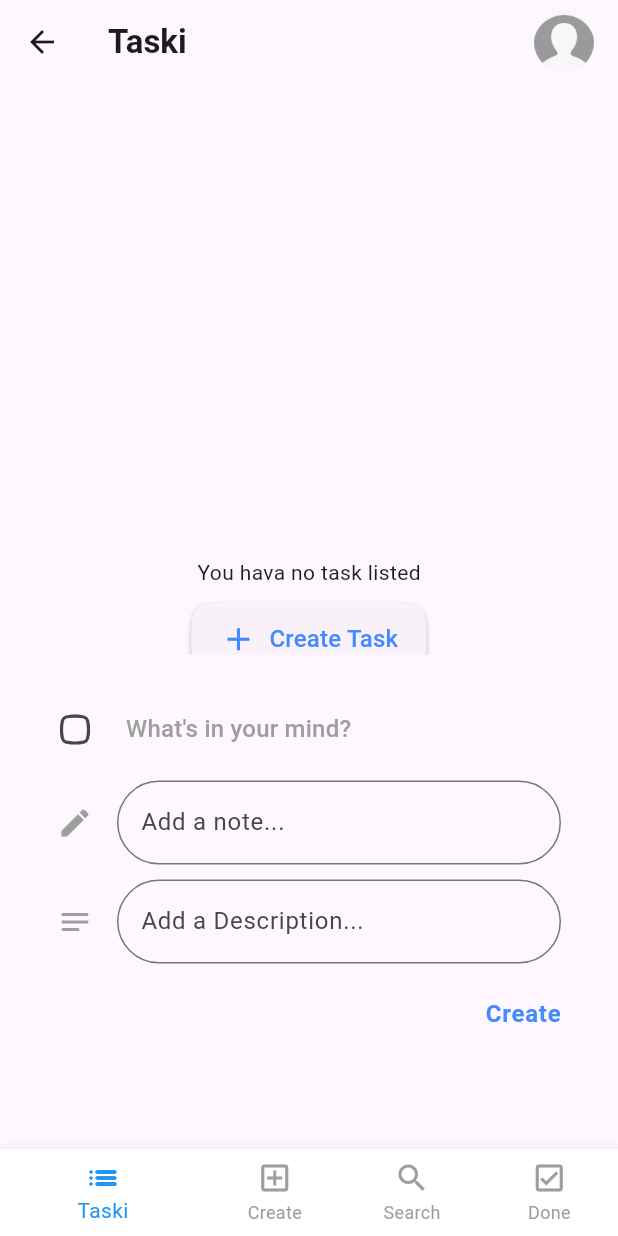
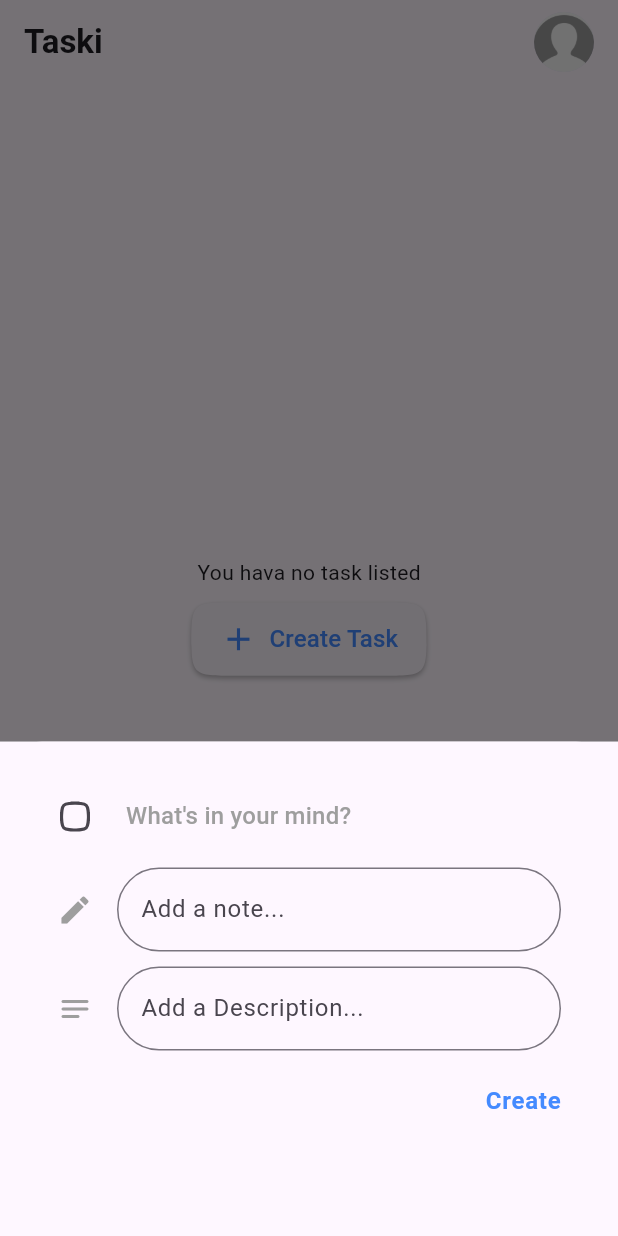
Before and after one commit to R0nald0/Taski, a Flutter app: the screen it shows after launch, scrolled down 86 dp, after a tap on "Create Task", on a phone screen of 412 x 824 dp. Run offline on Flutter 3.47's test engine with Material 3 defaults, Android fonts, the phone set to English and light mode, and no system bars; our stand-ins replace bloc, equatable, flutter_bloc, image_picker, shared_preferences, sqflite; missing offline and left inert: validatorless; accounts and stored records are empty.

```diff
--- a/lib/app/presenter/home_page.dart
+++ b/lib/app/presenter/home_page.dart
@@ -2,10 +2,13 @@ import 'package:flutter/material.dart';
 import 'package:flutter_bloc/flutter_bloc.dart';
 import 'package:provider/provider.dart';
 import 'package:taski_todo/app/core/mixins/baseStateTaski_loader.dart';
+import 'package:taski_todo/app/presenter/page_controller.dart';
+import 'package:taski_todo/app/presenter/page_state.dart';
 import 'package:taski_todo/app/presenter/pages/create_page/create_todo_page.dart';
 import 'package:taski_todo/app/presenter/pages/done_todo_page/done_todo_page.dart';
 import 'package:taski_todo/app/presenter/pages/search_page/Search_page.dart';
 import 'package:taski_todo/app/presenter/pages/search_page/bloc/search_page_controller.dart';
+import 'package:taski_todo/app/presenter/pages/todo_page/bloc/task_state.dart';
 import 'package:taski_todo/app/presenter/pages/todo_page/task_controller.dart';
 import 'package:taski_todo/app/presenter/pages/todo_page/todo_page.dart';
 import 'package:taski_todo/app/presenter/pages/user_page/user_bloc/user_controller.dart';
@@ -20,20 +23,22 @@ class HomePage extends StatefulWidget {
 }
 
 class _HomePageState extends BaseStateTaski<HomePage> {
-  var indice = 0;
   final pageController = PageController();
-  late UserController controller;
+  late UserController userController;
+  late PageStateController pageStateController;
 
   @override
   onReady() {
-     controller = context.read<UserController>();
-     controller.findUser();
+
+    userController = context.read<UserController>();
+    userController.findUser();
 
     return super.onReady();
   }
 
   @override
   Widget build(BuildContext context) {
+    pageStateController = context.read<PageStateController>();
     final navigator = Navigator.of(context);
     return Scaffold(
       appBar: AppBar(
@@ -47,15 +52,12 @@ class _HomePageState extends BaseStateTaski<HomePage> {
             BlocConsumer<UserController, UserState>(
               listener: (context, state) {
                 switch (state.status) {
-                  case UserStatus.erro:{
-                     ScaffoldMessenger.of(context).showSnackBar(
-                      SnackBar(content: Text("Erro ao buscar dados do usuarios"))
-                     );
+                  case UserStatus.success:
+                    {
+                      state.user != null && state.user!.name.isNotEmpty
+                          ? state.user!.name
+                          : "User";
                     }
-                  case UserStatus.success:{
-                     state.user != null  && state.user!.name.isNotEmpty ? state.user!.name : "User" ;
-                  }
-
                     break;
                   default:
                 }
@@ -73,8 +75,11 @@ class _HomePageState extends BaseStateTaski<HomePage> {
           ],
         ),
       ),
-      bottomNavigationBar: BottomNavigationBar(
-          currentIndex: indice,
+      bottomNavigationBar: BlocBuilder<PageStateController, PageState>(
+
+        builder: (context, state) {
+          return BottomNavigationBar(
+          currentIndex: state.index,
           backgroundColor: Colors.blueGrey,
           showUnselectedLabels: true,
           showSelectedLabels: true,
@@ -82,37 +87,45 @@ class _HomePageState extends BaseStateTaski<HomePage> {
           selectedItemColor: Colors.blue,
           enableFeedback: true,
           onTap: (index) {
-            setState(() {
-              indice = index;
+
             pageController.jumpToPage(index);
-            });
+            pageStateController.next(index);
+
           },
           items: [
             BottomNavigationBarItem(
               backgroundColor: Colors.white,
               icon: Icon(Icons.list_rounded),
-                label: 'Taski',),
+              label: 'Taski',
+            ),
             BottomNavigationBarItem(
                 icon: Icon(Icons.add_box_outlined), label: 'Create'),
             BottomNavigationBarItem(icon: Icon(Icons.search), label: 'Search'),
             BottomNavigationBarItem(
                 icon: Icon(Icons.check_box_outlined), label: 'Done'),
-          ],),
-      body: PageView(
+          ],
+        );
+        },
+      ),
+      body: BlocBuilder<PageStateController, PageState>(
+        builder: (context, indexState) {
+          return PageView(
             controller: pageController,
             onPageChanged: (index) {
-          setState(() {
-            indice = index;
-          });
+              pageStateController.next(index);
             },
             children: [
               BlocProvider(
-            create: (context) => TaskController(taskRepository: context.read()),
-            child:TodoPage() ,
+                create: (context) =>
+                    TaskController(taskRepository: context.read()),
+                child: TodoPage(),
               ),
               BlocProvider(
-            create: (context) => TaskController(taskRepository: context.read()),
-            child: CreateTodoPage(),
+                create: (context) =>
+                    TaskController(taskRepository: context.read()),
+                child: CreateTodoPage(
+                  controller: context.read(),
+                ),
               ),
               BlocProvider(
                 create: (context) =>
@@ -120,10 +133,13 @@ class _HomePageState extends BaseStateTaski<HomePage> {
                 child: SearchPage(),
               ),
               BlocProvider(
-            create: (context) => TaskController(taskRepository: context.read()),
+                create: (context) =>
+                    TaskController(taskRepository: context.read()),
                 child: DoneTodoPage(),
               ),
             ],
+          );
+        },
       ),
     );
   }
--- /dev/null
+++ b/lib/app/presenter/page_controller.dart
@@ -0,0 +1,11 @@
+
+import 'package:flutter_bloc/flutter_bloc.dart';
+import 'package:taski_todo/app/presenter/page_state.dart';
+
+class PageStateController extends Cubit<PageState>{
+  PageStateController():super(PageState.initial());
+
+  void next( int index) {
+     emit(state.copyWith( index: index,status: PageStatus.next ));
+  }
+}
--- /dev/null
+++ b/lib/app/presenter/page_state.dart
@@ -0,0 +1,27 @@
+enum PageStatus{
+  initial,next;
+}
+class PageState {
+  final int index;
+   final PageStatus status;
+
+  PageState.initial():index = 0,status = PageStatus.initial;
+
+      PageState({
+    required this.index,
+    required this.status
+  });
+
+
+
+
+  PageState copyWith({
+    int? index,
+    PageStatus? status
+  }) {
+    return PageState(
+          index: index ?? this.index,
+      status: status ?? this.status
+    );
+  }
+}
--- a/lib/app/presenter/pages/create_page/bottom_sheet_create_task.dart
+++ b/lib/app/presenter/pages/create_page/bottom_sheet_create_task.dart
@@ -1,16 +1,19 @@
 import 'package:flutter/material.dart';
 import 'package:taski_todo/app/presenter/commons/extensions.dart';
 import 'package:taski_todo/app/presenter/pages/create_page/create_todo_page.dart';
+import 'package:taski_todo/app/presenter/pages/todo_page/task_controller.dart';
 
-void modalBottomSheetCreateTask(BuildContext context){
-   showBottomSheet(
+void modalBottomSheetCreateTask(BuildContext context,TaskController controller){
 
+   showModalBottomSheet(
+    elevation: 30,
     context: context,
-   builder: (context) {
-     return SizedBox(
+   builder: (modalContaxt) {
+     return Container(
+         color: Colors.grey,
          width: double.infinity,
-         height: context.height() *0.4,
-         child: CreateTodoPage()
+         height: modalContaxt.height() *0.4,
+         child: CreateTodoPage(controller: controller,)
      );
    });
 }
--- a/lib/app/presenter/pages/create_page/create_todo_page.dart
+++ b/lib/app/presenter/pages/create_page/create_todo_page.dart
@@ -3,12 +3,16 @@ import 'package:flutter_bloc/flutter_bloc.dart';
 import 'package:taski_todo/app/core/mixins/baseStateTaski_loader.dart';
 import 'package:taski_todo/app/domain/model/task.dart';
 import 'package:taski_todo/app/presenter/commons/extensions.dart';
+import 'package:taski_todo/app/presenter/page_controller.dart';
 import 'package:taski_todo/app/presenter/pages/todo_page/bloc/task_state.dart';
 import 'package:taski_todo/app/presenter/pages/todo_page/task_controller.dart';
 import 'package:validatorless/validatorless.dart';
 
 class CreateTodoPage extends StatefulWidget {
-  const CreateTodoPage({super.key});
+  final TaskController _controller;
+
+  const CreateTodoPage({super.key, required TaskController controller})
+      : _controller = controller;
 
   @override
   State<CreateTodoPage> createState() => _CreateTodoPageState();
@@ -18,14 +22,11 @@ class _CreateTodoPageState extends BaseStateTaski<CreateTodoPage> {
   final _formKey = GlobalKey<FormState>();
   final _titleTaskEC = TextEditingController();
   final _descriptionTaskEC = TextEditingController();
-  late TaskController controller;
 
   @override
   onReady() {
-     controller = context.read<TaskController>();
     return super.onReady();
   }
-
 
   @override
   void dispose() {
@@ -34,26 +35,31 @@ class _CreateTodoPageState extends BaseStateTaski<CreateTodoPage> {
     super.dispose();
   }
 
-
   @override
   Widget build(BuildContext context) {
-
-
+    final pageController = context.read<PageStateController>();
     return Scaffold(
       body: BlocListener<TaskController, TasksState>(
         listener: (context, state) {
           switch (state.state) {
-                 case TaskStatus.loading:{
+            case TaskStatus.loaded:{
+                hideLoader();
+                pageController.next(0);
+              }
+            case TaskStatus.loading:
+              {
                 showLoader();
                 return;
               }
-                 case TaskStatus.erro:{
-                    ScaffoldMessenger.of(context).showSnackBar(SnackBar(
-                          content: Text(state.erro ?? "Erro desconhecido")));
+
+            case TaskStatus.erro:
+              {
+                ScaffoldMessenger.of(context).showSnackBar(
+                    SnackBar(content: Text(state.erro ?? "Erro desconhecido")));
                 return;
               }
-                 case _:hideLoader();
-
+            case _:
+              hideLoader();
           }
         },
         child: Padding(
@@ -72,7 +78,8 @@ class _CreateTodoPageState extends BaseStateTaski<CreateTodoPage> {
                           value: false,
                           splashRadius: 50,
                           shape: ContinuousRectangleBorder(
-                              side: BorderSide(color: const Color.fromARGB(255, 96, 98, 102)),
+                            side: BorderSide(
+                                color: const Color.fromARGB(255, 96, 98, 102)),
                             borderRadius: BorderRadius.circular(12),
                           ),
                           onChanged: (value) {}),
@@ -94,7 +101,7 @@ class _CreateTodoPageState extends BaseStateTaski<CreateTodoPage> {
                       keyboardType: TextInputType.text,
                       validator: Validatorless.multiple([
                         Validatorless.min(
-                              5, "O campo precisar ter no mínimo 5 caractres"),
+                            5, "O campo precisar ter no mínimo 5 caracteres"),
                         Validatorless.required("Campo requerido")
                       ]),
                       decoration: InputDecoration(
@@ -114,8 +121,8 @@ class _CreateTodoPageState extends BaseStateTaski<CreateTodoPage> {
                       controller: _descriptionTaskEC,
                       keyboardType: TextInputType.text,
                       validator: Validatorless.multiple([
-                          Validatorless.min(10,
-                              "O campo precisar ter no mínimo 10 caractres"),
+                        Validatorless.min(
+                            10, "O campo precisar ter no mínimo 10 caractres"),
                         Validatorless.required("Campo requerido")
                       ]),
                       decoration: InputDecoration(
@@ -142,7 +149,7 @@ class _CreateTodoPageState extends BaseStateTaski<CreateTodoPage> {
                             isCompleted: false,
                           );
                           clearTextFields();
-                            controller.createTask(task);
+                          widget._controller.createTask(task);
                         }
                       },
                       child: Text(
@@ -157,8 +164,7 @@ class _CreateTodoPageState extends BaseStateTaski<CreateTodoPage> {
               ),
             ),
           ),
-          )
-        ,
+        ),
       ),
     );
   }
--- a/lib/app/presenter/pages/todo_page/task_controller.dart
+++ b/lib/app/presenter/pages/todo_page/task_controller.dart
@@ -10,6 +10,8 @@ class TaskController extends Cubit<TasksState> {
   TaskController({required ITaskiRepository taskRepository})
       : _taskiRepository = taskRepository,
         super(TasksState.initial());
+
+
 
   Future<void> findAllTasks() async {
     try {
--- a/lib/app/presenter/pages/todo_page/todo_page.dart
+++ b/lib/app/presenter/pages/todo_page/todo_page.dart
@@ -112,7 +112,7 @@ class _TodoPageState extends BaseStateTaski<TodoPage> {
                   builder: (context, state) {
                     if (state.state == TaskStatus.loaded) {
                       return state.tasks.isEmpty
-                          ? NoTaskWidget()
+                          ? NoTaskWidget(controller: controller,)
                           : ListView.builder(
                               itemCount: state.tasks.length,
                               itemBuilder: (context, index) {
--- a/lib/app/presenter/pages/todo_page/widgets/no_task_widget.dart
+++ b/lib/app/presenter/pages/todo_page/widgets/no_task_widget.dart
@@ -1,7 +1,8 @@
 part of '../todo_page.dart';
 
 class NoTaskWidget extends StatelessWidget {
-  const NoTaskWidget({Key? key}) : super(key: key);
+  final TaskController _controller;
+  const NoTaskWidget({super.key,required TaskController controller}) :_controller=controller;
 
   @override
   Widget build(BuildContext context) {
@@ -28,7 +29,7 @@ class NoTaskWidget extends StatelessWidget {
             icon: Icon(Icons.add,size:25,color: Colors.blueAccent,),
             iconAlignment: IconAlignment.start,
             onPressed: () {
-              modalBottomSheetCreateTask(context);
+              modalBottomSheetCreateTask(context, _controller);
             },
           )
         ],
--- a/lib/main.dart
+++ b/lib/main.dart
@@ -10,6 +10,8 @@ import 'package:taski_todo/app/domain/repository/I_user_repository.dart';
 import 'package:taski_todo/app/domain/repository/i_taski_repository.dart';
 import 'package:taski_todo/app/domain/usecase/user_use_case.dart';
 import 'package:taski_todo/app/presenter/home_page.dart';
+import 'package:taski_todo/app/presenter/page_controller.dart';
+import 'package:taski_todo/app/presenter/pages/todo_page/task_controller.dart';
 import 'package:taski_todo/app/presenter/pages/user_page/user_bloc/user_controller.dart';
 import 'package:taski_todo/app/presenter/pages/user_page/user_page.dart';
 
@@ -30,7 +32,9 @@ class MyApp extends StatelessWidget {
           Provider<IUserRepository>(create: (context)=>UserRepository(localStorage: context.read())),
 
           Provider(create: (context)=> UserUseCase(userRepository: context.read())),
-          BlocProvider(create: (context)=> UserController(userUseCase: context.read()))
+          BlocProvider(lazy: false,create: (context)=> TaskController(taskRepository: context.read())),
+          BlocProvider(lazy: false,create: (context)=> UserController(userUseCase: context.read())),
+          BlocProvider(create: (context)=> PageStateController())
        ],
       child: MaterialApp(
           title: 'Taski App',
```
Lines whose indentation alone changed are shown as unchanged.
